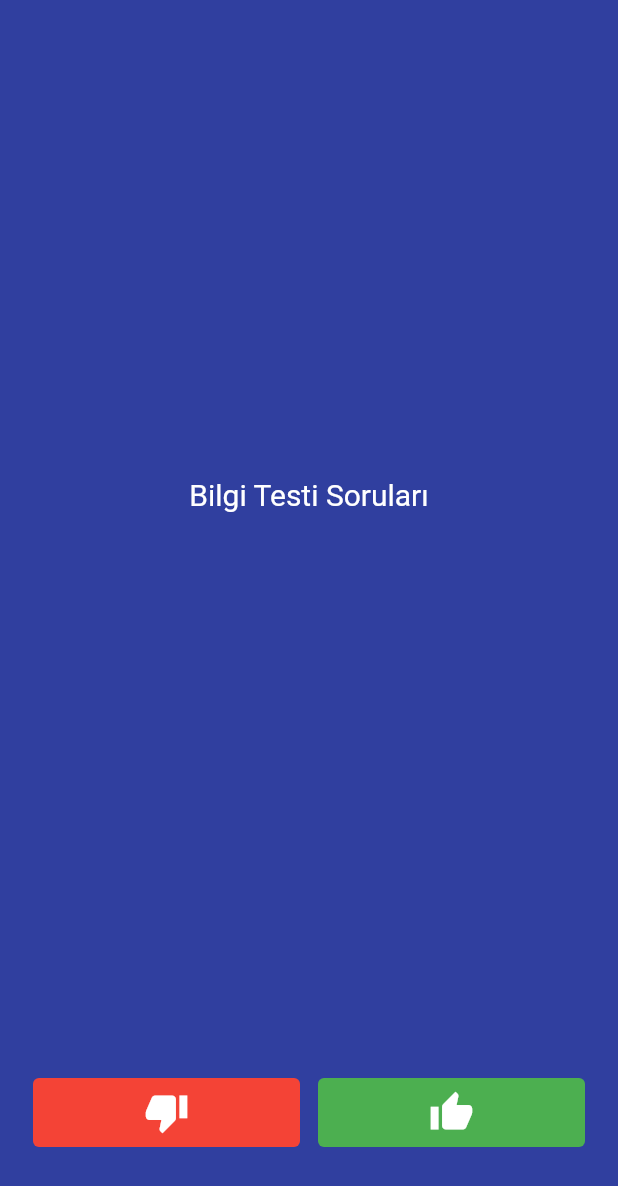
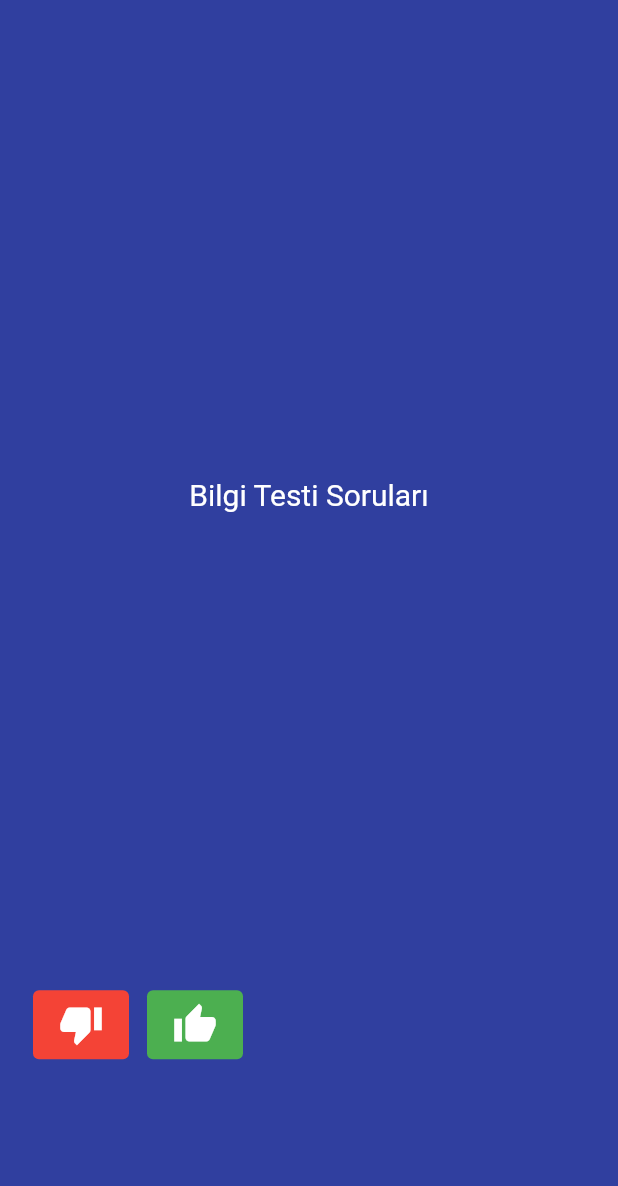
Before and after one commit to IzzetMustafaoglu/bilgi_yarismasi, a Flutter app: the screen it shows after launch, on a phone screen of 412 x 824 dp. Shown: the top 1186 px of the screen. Run offline on Flutter 3.47's test engine with Material 2 defaults, Android fonts, the phone set to English and light mode, and no system bars.

Commit message:
Wrab ekleme tasima sorunu

```diff
--- a/lib/main.dart
+++ b/lib/main.dart
@@ -58,7 +58,7 @@ class _SoruSayfasiState extends State<SoruSayfasi> {
           flex: 1,
           child: Padding(
             padding: EdgeInsets.symmetric(horizontal: 6.0),
-            child: Row(
+            child: Wrap(
               children: <Widget>[
                 Expanded(
                     child: Padding(
```
